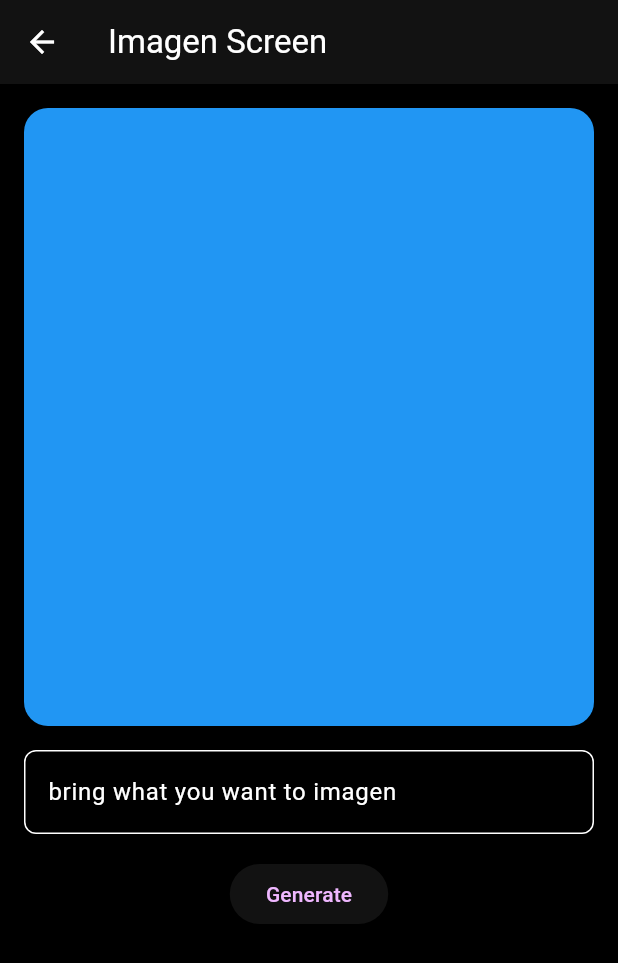
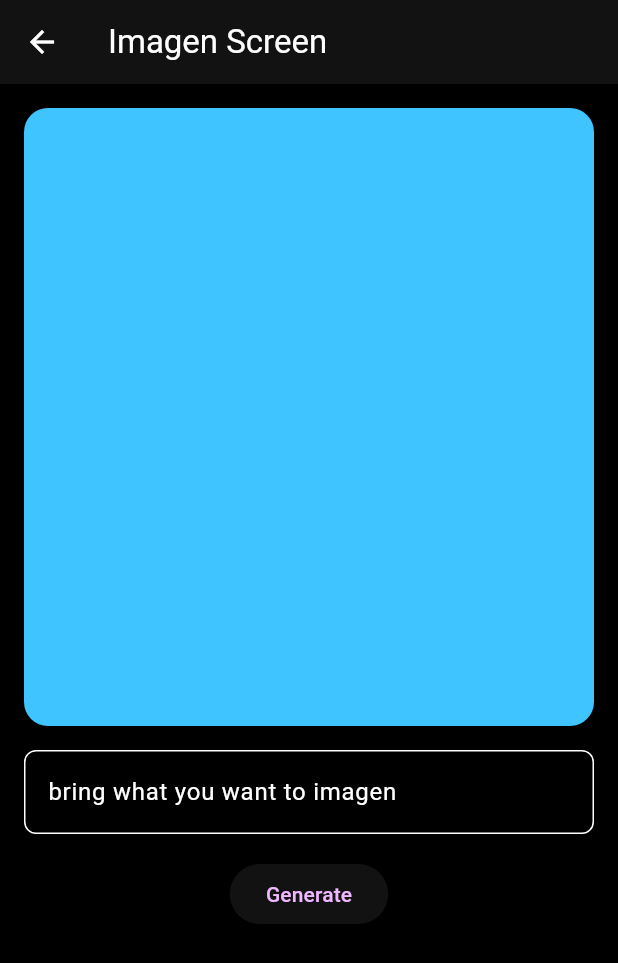
Before and after one commit to Knightmare2X/Concord, a Flutter app: the ImagenScreen screen opened directly, on a phone screen of 412 x 824 dp. Shown: the top 963 px of the screen. Run offline on Flutter 3.47's test engine with Material 3 defaults, Android fonts, the phone set to English and light mode, and no system bars; our stand-ins replace audioplayers, cached_network_image, cloud_firestore, file_picker, firebase_auth, firebase_core and 5 more; accounts and stored records are empty.

Commit message:
Gemini changes

```diff
--- a/lib/screens/gemini_screen/imagen_screen.dart
+++ b/lib/screens/gemini_screen/imagen_screen.dart
@@ -23,7 +23,7 @@ class _ImagenScreenState extends State<ImagenScreen> {
                 width: double.infinity,
                 height: MediaQuery.of(context).size.width,
                 decoration: BoxDecoration(
-                  color: Colors.blue,
+                  color: Colors.lightBlueAccent,
                   borderRadius: BorderRadius.circular(16.0),
                 ),
               ),
```
